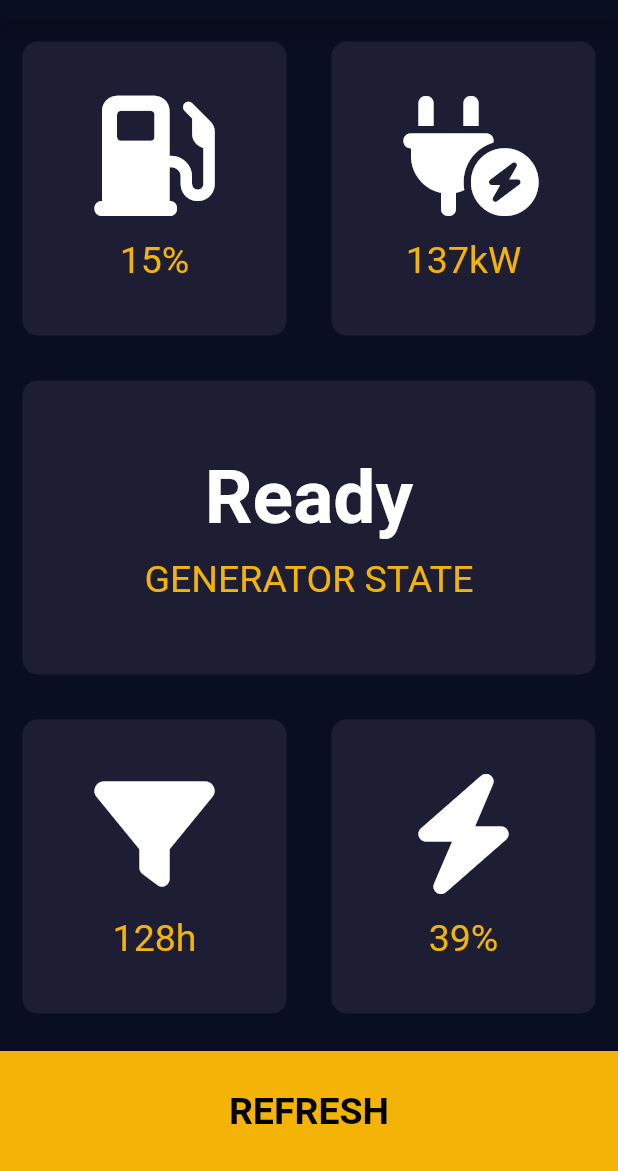
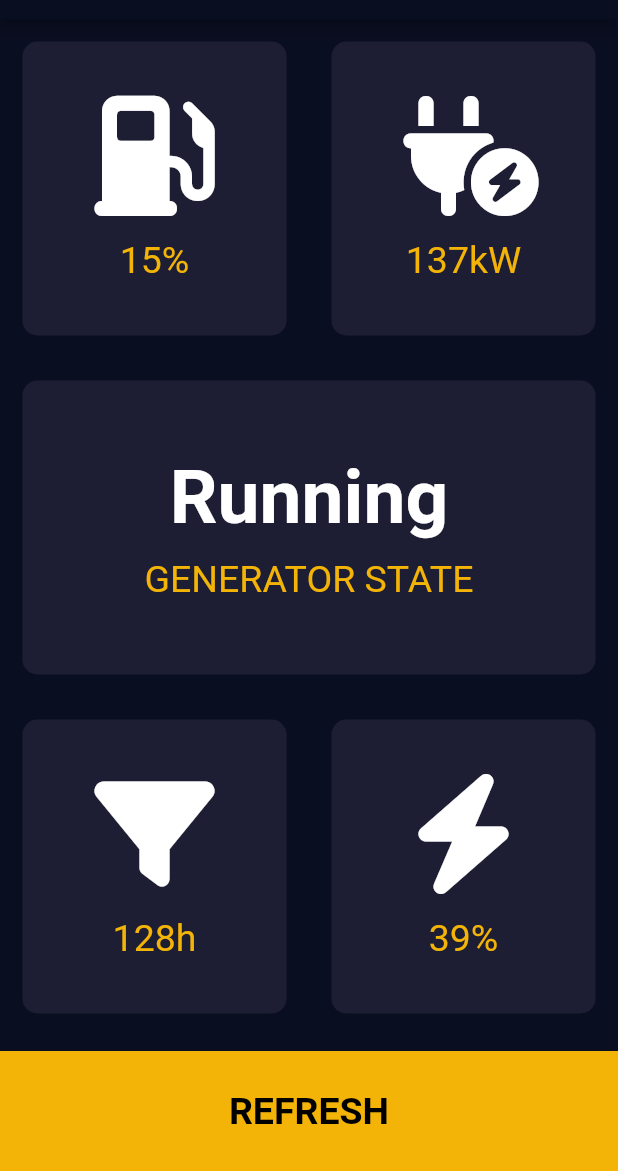
Before and after one commit to Nikhil-Nandam/Bluetooth-POC, a Flutter app: the screen it shows after launch, after a tap on "REFRESH", on a phone screen of 412 x 824 dp, the part 65-1236 px from its top. Run offline on Flutter 3.47's test engine with Material 2 defaults, Android fonts, the phone set to English and light mode, and no system bars; our stand-ins replace device_info_plus, font_awesome_flutter, hive, hive_flutter; accounts and stored records are empty; network calls fail.

Commit message:
add code comments

```diff
--- a/lib/components/bottom_button.dart
+++ b/lib/components/bottom_button.dart
@@ -1,11 +1,16 @@
 import 'package:flutter/material.dart';
 import 'package:power_view_2/constants.dart';
 
+// BottomButton is to build custom button with
+// few similar properties but different customizable
+// options and actions.
 class BottomButton extends StatelessWidget {
 
+  // Class fields.
   final String bottomText;
   final VoidCallback onTap;
 
+  // Class Constructor.
   const BottomButton({
     required this.bottomText,
     required this.onTap,
--- a/lib/components/icon_content.dart
+++ b/lib/components/icon_content.dart
@@ -1,10 +1,16 @@
 import 'package:flutter/material.dart';
 import 'package:power_view_2/constants.dart';
 
+// IconContent is to build icons and label them with
+// few similar properties but different customizable
+// options.
 class IconContent extends StatelessWidget {
+
+  // Class fields.
   final String label;
   final IconData icon;
 
+  // Class Constructor.
   IconContent({
     Key? key,
     required this.icon,
--- a/lib/main.dart
+++ b/lib/main.dart
@@ -1,6 +1,6 @@
 import 'package:flutter/material.dart';
 import 'package:flutter/services.dart';
-import 'package:power_view_2/screens/input_page.dart';
+import 'package:power_view_2/screens/home_page.dart';
 import 'package:hive_flutter/hive_flutter.dart';
 import 'package:device_info_plus/device_info_plus.dart';
 
@@ -9,27 +9,35 @@ late String deviceVersion;
 late String deviceID;
 
 Future<List<String>> getDeviceDetails() async {
-  // String deviceName;
-  // String deviceVersion;
-  // String identifier;
+
+  // Instantiate a DeviceInfoPlugin to extract device details
   final DeviceInfoPlugin deviceInfoPlugin = DeviceInfoPlugin();
   try {
-      var build = await deviceInfoPlugin.androidInfo;
-      deviceName = build.model;
-      deviceVersion = build.version.toString();
-      deviceID = build.id;
+    // Extract device name, device version and device id
+    var build = await deviceInfoPlugin.androidInfo;
+    deviceName = build.model;
+    deviceVersion = build.version.toString();
+    deviceID = build.id;
   } on PlatformException {
     print('Failed to get platform version');
   }
 
-  //if (!mounted) return;
   return [deviceName, deviceVersion, deviceID];
 }
 
 void main() async {
+
+  // Initialize Hive.
   await Hive.initFlutter();
+
+  // Create a box 'myBox' to store data
+  // will be accessed later in the application.
   await Hive.openBox<Map<String, dynamic>>('myBox');
+
+  // Runs the application.
   runApp(PowerView());
+
+  // Calling function to extract device information.
   await getDeviceDetails();
 }
 
@@ -37,6 +45,7 @@ class PowerView extends StatelessWidget {
   @override
   Widget build(BuildContext context) {
     return MaterialApp(
+      // Set the theme for the entire application.
       theme: ThemeData.dark().copyWith(
         primaryColor: Color(0xFF0A0E21),
         scaffoldBackgroundColor: Color(0xFF0A0E21),
@@ -44,7 +53,8 @@ class PowerView extends StatelessWidget {
           backgroundColor: Color(0xFF0A0E21),
         ),
       ),
-      home: InputPage(),
+      // Displays HomePage UI
+      home: HomePage(),
     );
   }
 }
--- a/lib/screens/air_filter.dart
+++ b/lib/screens/air_filter.dart
@@ -6,8 +6,10 @@ import 'package:power_view_2/components/bottom_button.dart';
 
 class AirFilter extends StatelessWidget {
 
+  // Class field(s).
   final String airFilter;
 
+  // Class Constructor.
   const AirFilter({
     required this.airFilter,
     super.key
@@ -16,6 +18,7 @@ class AirFilter extends StatelessWidget {
   @override
   Widget build(BuildContext context) {
     return Scaffold(
+      // Top App Bar.
       appBar: AppBar(
         title: Text('POWERVIEW'),
       ),
@@ -48,7 +51,7 @@ class AirFilter extends StatelessWidget {
                   ),
                   Text(
                     airFilter,
-                    style: kBMITextStyle,
+                    style: kMetricValueTextStyle,
                   ),
                 ],
               ),
@@ -57,6 +60,7 @@ class AirFilter extends StatelessWidget {
           BottomButton(
             bottomText: 'BACK',
             onTap: () {
+              // Pop this page route from the stack
               Navigator.pop(context);
             },
           ),
--- a/lib/screens/fuel.dart
+++ b/lib/screens/fuel.dart
@@ -6,8 +6,10 @@ import 'package:power_view_2/components/bottom_button.dart';
 
 class FuelLevel extends StatelessWidget {
 
+  // Class field(s).
   final String fuelLevel;
 
+  // Class Constructor.
   const FuelLevel ({
     required this.fuelLevel,
     super.key
@@ -16,6 +18,7 @@ class FuelLevel extends StatelessWidget {
   @override
   Widget build(BuildContext context) {
     return Scaffold(
+      // Top App Bar.
       appBar: AppBar(
         title: Text('POWERVIEW'),
       ),
@@ -48,7 +51,7 @@ class FuelLevel extends StatelessWidget {
                   ),
                   Text(
                     fuelLevel,
-                    style: kBMITextStyle,
+                    style: kMetricValueTextStyle,
                   ),
                 ],
               ),
@@ -57,6 +60,7 @@ class FuelLevel extends StatelessWidget {
           BottomButton(
             bottomText: 'BACK',
             onTap: () {
+              // Pop this page route from the stack
               Navigator.pop(context);
             },
           ),
--- a/lib/screens/input_page.dart
+++ b/lib/screens/home_page.dart
@@ -1,3 +1,4 @@
+// Import required functions and modules
 import 'dart:math';
 import 'dart:convert';
 import 'package:flutter/material.dart';
@@ -15,13 +16,18 @@ import 'package:hive/hive.dart';
 import 'package:http/http.dart' as http;
 import 'package:crypto/crypto.dart';
 
+// A class 'GeneratorData' where each data instance can be
+// converted into a 'GeneratorData' object.
 class GeneratorData {
+
+  // The metrics that are being monitored.
   String fuelLevel;
   String powerOutput;
   String generatorStatus;
   String airFilter;
   String sparkPlug;
 
+  // Class constructor
   GeneratorData({
     required this.fuelLevel,
     required this.powerOutput,
@@ -30,11 +36,16 @@ class GeneratorData {
     required this.sparkPlug
   });
 
+  // Declaration of helper function to create an object of 'GeneratorData' class
+  // from JSON formatted string.
   factory GeneratorData.fromJson(Map<String, dynamic> json) => _$GeneratorDataFromJson(json);
 
+  // Declaration of helper function to create JSON formatted string from a
+  // 'GeneratorData' object.
   Map<String, dynamic> toJson() => _$GeneratorDataToJson(this);
 }
 
+// Function definition of creating 'GeneratorData' from JSON.
 GeneratorData _$GeneratorDataFromJson(Map<String, dynamic> json) => GeneratorData(
   fuelLevel: json['fuelLevel'] as String,
   powerOutput: json['powerOutput'] as String,
@@ -43,6 +54,7 @@ GeneratorData _$GeneratorDataFromJson(Map<String, dynamic> json) => GeneratorDat
   sparkPlug: json['sparkPlug'] as String,
 );
 
+// Function definition of creating JSON from 'GeneratorData' object.
 Map<String, dynamic> _$GeneratorDataToJson(GeneratorData instance) => <String, dynamic>{
   'fuelLevel': instance.fuelLevel,
   'powerOutput': instance.powerOutput,
@@ -51,21 +63,28 @@ Map<String, dynamic> _$GeneratorDataToJson(GeneratorData instance) => <String, d
   'sparkPlug': instance.sparkPlug,
 };
 
+// 'PersistentStorage' class encapsulates a function that stores generator data
+// instances in Hive box 'myBox'.
+// Data will be stored in key-value pairs.
+// Key will be an int.
+// Value will be JSON formatted string containing 5 metrics of
+// 'GeneratorData' class.
 class PersistentStorage {
 
-  void storeData(GeneratorData generatorData, int key) async {
-    var box = Hive.box<Map<String, dynamic>>('myBox');
+  void storeData(GeneratorData generatorData, int key, var box) async {
+    // Store key (int) - value (JSON formatted string).
     box.put('$key', generatorData.toJson());
   }
 }
 
-class InputPage extends StatefulWidget {
+class HomePage extends StatefulWidget {
   @override
-  _InputPageState createState() => _InputPageState();
+  _HomePageState createState() => _HomePageState();
 }
 
-class _InputPageState extends State<InputPage> {
+class _HomePageState extends State<HomePage> {
 
+  // Instantiate a 'GeneratorData' object with default values.
   GeneratorData data = GeneratorData(
     fuelLevel: '67%',
     powerOutput: '56kW',
@@ -74,23 +93,51 @@ class _InputPageState extends State<InputPage> {
     sparkPlug: '32%',
   );
 
+  // Instantiate a 'PersistentStorage' object to store data.
   PersistentStorage storage = PersistentStorage();
 
+  // Reference the 'myBox' created in 'main.dart' file.
   var box = Hive.box<Map<String, dynamic>>('myBox');
 
+  // Initialize key for Hive key-value pairs.
   int key = 0;
 
+  // SAS token generation.
+
+  // Statically store the expiry value.
+  // Will be replaced dynamically when new token will be created.
+  // Expiry in int represents the the number of seconds since epoch that the
+  // SAS token will be valid.
   int expiry = 1687778049;
+
+  // Statically store a previously generated signature value.
+  // Will be replaced dynamically when new token will be created.
   String signature = 'ietpeBlpSNfaS78mK5q2%2FGiCddBueqavWHr8XMv%2FyMM%3D';
 
+  // Parameters to servicebus route.
+  // sasName: a default value: 'RootManageSharedAccesskey'.
   String sasName = 'RootManageSharedAccesskey';
+  // sbName: name of the event hub namespace.
   String sbName = 'bluetooth-poc-namespace';
+  // ehName: name of the event hub within the event hub namespace.
   String ehName = 'bluetooth-poc-event-hub';
 
+  // Function to create a new SAS token.
+  // The following code is manually converted from the python version
+  // to dart version for this project.
+  // Reference to Microsoft documentation: https://learn.microsoft.com/en-us/rest/api/eventhub/generate-sas-token
   void createNewToken() {
+
+    // Define the path to event hub.
     String path = 'https://$sbName.servicebus.windows.net/$ehName';
     String uri = Uri.encodeQueryComponent(path);
-    List<int> sas = utf8.encode(sasKey);
+
+    // The variable 'sasKey' is stored in 'constants.dart' file
+    // since it's value is a constant.
+    List<int> sas = utf8.encode(kSasKey);
+
+    // The expiry of the SAS token will be set to one week (604800 seconds)
+    // from when this code will be executed.
     String newExpiry = ((DateTime.now().millisecondsSinceEpoch ~/ 1000) + 604800).toString();
     List<int> stringToSign = utf8.encode('$uri\n$newExpiry');
     Hmac hmac = Hmac(sha256, sas);
@@ -98,25 +145,39 @@ class _InputPageState extends State<InputPage> {
     String base64Mac = base64.encode(digest.bytes);
     String newSignature = Uri.encodeQueryComponent(base64Mac);
 
+    // Update the values of signature and expiry constants.
     signature = newSignature;
     expiry = int.parse(newExpiry);
   }
 
+  // Function to send data to Azure Event Hubs.
   Future<http.Response> sendData(String fuelLevel, String powerOutput, String generatorStatus, String airFilter, String sparkPlug) {
+
+    // Condition to check if the token has expired.
     if (DateTime.now().millisecondsSinceEpoch ~/ 1000 > expiry) {
-      // print('YES');
+      print('YES');
+      // If the token has expired, a new token will be created.
       createNewToken();
     }
+    // URI: the parameterized connection string to event hubs.
     String uri = 'https://$sbName.servicebus.windows.net/$ehName/messages?timeout=60&api-version=2014-01';
+    // String to be included in Authorization header for authentication.
     String sr = 'https://$sbName.servicebus.windows.net/$ehName';
     String srEncoded = Uri.encodeQueryComponent(sr);
+    // Convert int to string for string interpolation.
     String expiryString = expiry.toString();
+
+    // HTTP post request
     return http.post(
       Uri.parse(uri),
+      // HTTP Headers
+      // Authorization header format as specified in Microsoft documentation.
       headers: <String, String>{
         'Content-Type': 'application/atom+xml;type=entry;charset=utf-8',
         'Authorization': 'SharedAccessSignature sr=$srEncoded&sig=$signature&se=$expiryString&skn=$sasName'
       },
+      // Body will be data we're sending (i.e) generator data metrics
+      // along with mobile device information after encosing in JSON format.
       body: jsonEncode(<String, String>{
         'FuelLevel': fuelLevel,
         'PowerOutput': powerOutput,
@@ -134,12 +195,13 @@ class _InputPageState extends State<InputPage> {
   @override
   Widget build(BuildContext context) {
     return Scaffold(
+      // Top app bar.
       appBar: AppBar(
         centerTitle: true,
         title: const Text(
           'POWERVIEW',
           style: TextStyle(
-            color: Color(0xFFF3B307),
+            color: kNTEYellowColour,
           ),
         ),
       ),
@@ -150,18 +212,20 @@ class _InputPageState extends State<InputPage> {
             child: Row(
               children: <Widget>[
                 Expanded(
+                  // Fuel Level Data card
                   child: ReusableCard(
                     colour: kActiveCardColour,
                     cardChild: IconContent(
                       icon: FontAwesomeIcons.gasPump,
-                      // label: '${data.fuelLevel}%',
                       label: data.fuelLevel,
                     ),
                     onPress: () {
+                      // Go to Fuel page UI
                       Navigator.push(
                         context,
                         MaterialPageRoute(
                           builder: (context) => FuelLevel(
+                            // Passing fuel level value to constructor.
                             fuelLevel: data.fuelLevel,
                           )
                         ),
@@ -170,18 +234,20 @@ class _InputPageState extends State<InputPage> {
                   ),
                 ),
                 Expanded(
+                  // PowerOutput Data card
                   child: ReusableCard(
                     colour: kActiveCardColour,
                     cardChild: IconContent(
                       icon: FontAwesomeIcons.plugCircleBolt,
-                      // label: '${data.powerOutput}kW',
                       label: data.powerOutput,
                     ),
                     onPress: () {
+                      // Go to PowerOutput page UI
                       Navigator.push(
                         context,
                         MaterialPageRoute(
                           builder: (context) => PowerOutput(
+                            // Passing power output value to constructor.
                             powerOutput: data.powerOutput,
                           )
                         ),
@@ -193,6 +259,7 @@ class _InputPageState extends State<InputPage> {
             ),
           ),
           Expanded(
+            // GeneratorStatus Data card
             child: ReusableCard(
               colour: kActiveCardColour,
               cardChild: Column(
@@ -217,6 +284,7 @@ class _InputPageState extends State<InputPage> {
             child: Row(
               children: <Widget>[
                 Expanded(
+                  // AirFilter Data card
                   child: ReusableCard(
                     colour: kActiveCardColour,
                     cardChild: IconContent(
@@ -224,10 +292,12 @@ class _InputPageState extends State<InputPage> {
                       label: data.airFilter,
                     ),
                     onPress: () {
+                      // Go to AirFilter page UI
                       Navigator.push(
                         context,
                         MaterialPageRoute(
                           builder: (context) => AirFilter(
+                            // Passing air filter value to constructor.
                             airFilter: data.airFilter,
                           )
                         ),
@@ -236,6 +306,7 @@ class _InputPageState extends State<InputPage> {
                   ),
                 ),
                 Expanded(
+                  // SparkPlug Data card
                   child: ReusableCard(
                     colour: kActiveCardColour,
                     cardChild: IconContent(
@@ -243,10 +314,12 @@ class _InputPageState extends State<InputPage> {
                       label: data.sparkPlug,
                     ),
                     onPress: () {
+                      // Go to SparkPlug page UI
                       Navigator.push(
                         context,
                         MaterialPageRoute(
                           builder: (context) => SparkPlug(
+                            // Passing spark plug value to constructor.
                             sparkPlug: data.sparkPlug,
                           )
                         ),
@@ -260,10 +333,17 @@ class _InputPageState extends State<InputPage> {
           BottomButton(
             bottomText: 'REFRESH',
             onTap: () {
-              storage.storeData(data, key);
+              // Store data in Hive boxes using an instance of
+              // 'PersistentStorage' and passing data and key.
+              storage.storeData(data, key, box);
+
+              // Instance of Random to generate random data.
               var random = Random();
+
+              // A test to check if data is actually being stored in Hive.
               print(Hive.box<Map<String, dynamic>>('myBox').get('$key'));
 
+              // Calling the function that sends data to Event Hubs.
               Future<http.Response> response = sendData(
                 data.fuelLevel,
                 data.powerOutput,
@@ -271,26 +351,17 @@ class _InputPageState extends State<InputPage> {
                 data.airFilter,
                 data.sparkPlug
               );
-
-              // if (key > 4) {
-              //   int currKey = key % 5;
-              //   Map<String, dynamic>? values = Hive.box<Map<String, dynamic>>('myBox').get('$currKey');
-              //   if (values != null) {
-              //     setState(() {
-              //       data = GeneratorData.fromJson(values);
-              //     });
-              //   }
-              //   key++;
-              // } else {
+              // 'setState' function refreshes the widgets that have values that
+              // are being updated in the function and leaves the other widgets as is.
+              // Instantly refreshes the UI.
               setState(() {
                 data.fuelLevel = '${random.nextInt(101)}%';
                 data.powerOutput = '${random.nextInt(250)}kW';
-                  data.generatorStatus = 'Ready';
+                data.generatorStatus = 'Running';
                 data.airFilter = '${random.nextInt(150)}h';
                 data.sparkPlug = '${random.nextInt(101)}%';
                 key++;
               });
-              // }
             },
           ),
         ],
--- a/lib/screens/power_output.dart
+++ b/lib/screens/power_output.dart
@@ -6,8 +6,10 @@ import 'package:power_view_2/components/bottom_button.dart';
 
 class PowerOutput extends StatelessWidget {
 
+  // Class field(s).
   final String powerOutput;
 
+  // Class Constructor.
   const PowerOutput({
     required this.powerOutput,
     super.key
@@ -16,6 +18,7 @@ class PowerOutput extends StatelessWidget {
   @override
   Widget build(BuildContext context) {
     return Scaffold(
+      // Top App Bar
       appBar: AppBar(
         title: Text('POWERVIEW'),
       ),
@@ -48,7 +51,7 @@ class PowerOutput extends StatelessWidget {
                   ),
                   Text(
                     powerOutput,
-                    style: kBMITextStyle,
+                    style: kMetricValueTextStyle,
                   ),
                 ],
               ),
@@ -57,6 +60,7 @@ class PowerOutput extends StatelessWidget {
           BottomButton(
             bottomText: 'BACK',
             onTap: () {
+              // Pop this page route from the stack
               Navigator.pop(context);
             },
           ),
--- a/lib/screens/spark_plug.dart
+++ b/lib/screens/spark_plug.dart
@@ -6,8 +6,10 @@ import 'package:power_view_2/components/bottom_button.dart';
 
 class SparkPlug extends StatelessWidget {
 
+  // Class field(s).
   final String sparkPlug;
 
+  // Class Constructor.
   const SparkPlug({
     required this.sparkPlug,
     super.key
@@ -16,6 +18,7 @@ class SparkPlug extends StatelessWidget {
   @override
   Widget build(BuildContext context) {
     return Scaffold(
+      // Top App Bar
       appBar: AppBar(
         title: Text('POWERVIEW'),
       ),
@@ -48,7 +51,7 @@ class SparkPlug extends StatelessWidget {
                   ),
                   Text(
                     sparkPlug,
-                    style: kBMITextStyle,
+                    style: kMetricValueTextStyle,
                   ),
                 ],
               ),
@@ -57,6 +60,7 @@ class SparkPlug extends StatelessWidget {
           BottomButton(
             bottomText: 'BACK',
             onTap: () {
+              // Pop this page route from the stack
               Navigator.pop(context);
             },
           ),
--- a/pubspec.yaml
+++ b/pubspec.yaml
@@ -35,7 +35,6 @@ dependencies:
   font_awesome_flutter: ^10.4.0
   flutter_blue_plus: ^1.4.0
   hive: ^2.2.3
-  path_provider: ^2.0.15
   hive_flutter: ^1.1.0
   http: 0.13.6
   crypto: ^3.0.3
```
Also changed, not shown: lib/components/reusable_card.dart (+9 -0 lines), lib/constants.dart (+3 -27 lines), pubspec.lock. Lines whose indentation alone changed are shown as unchanged.
